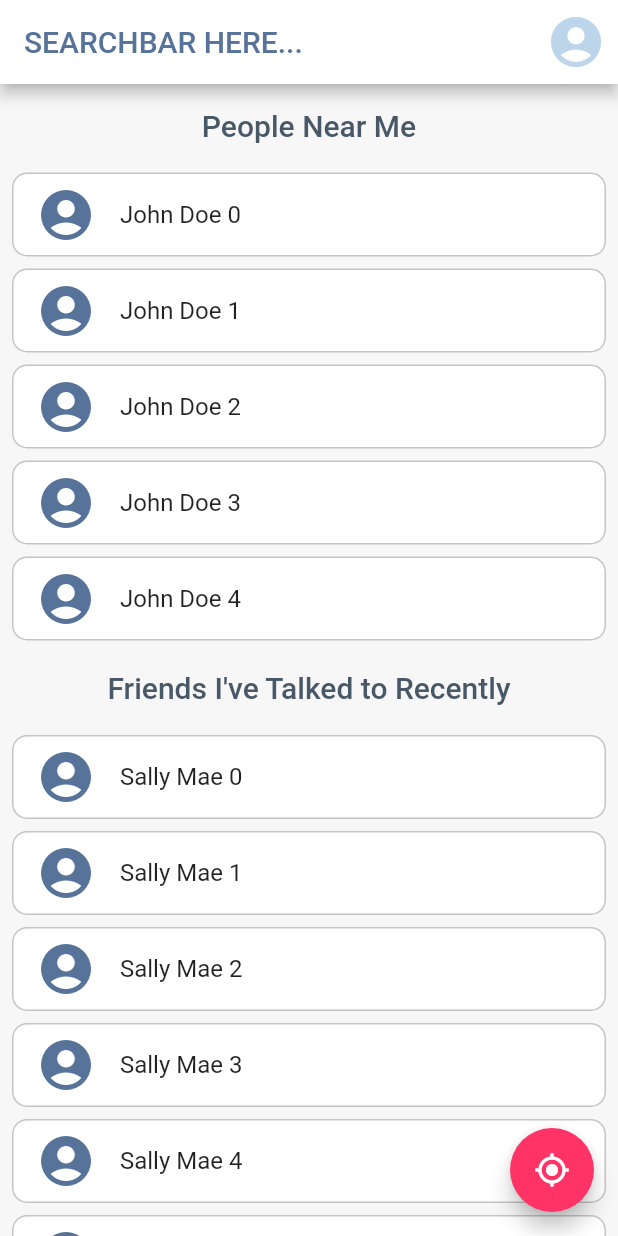
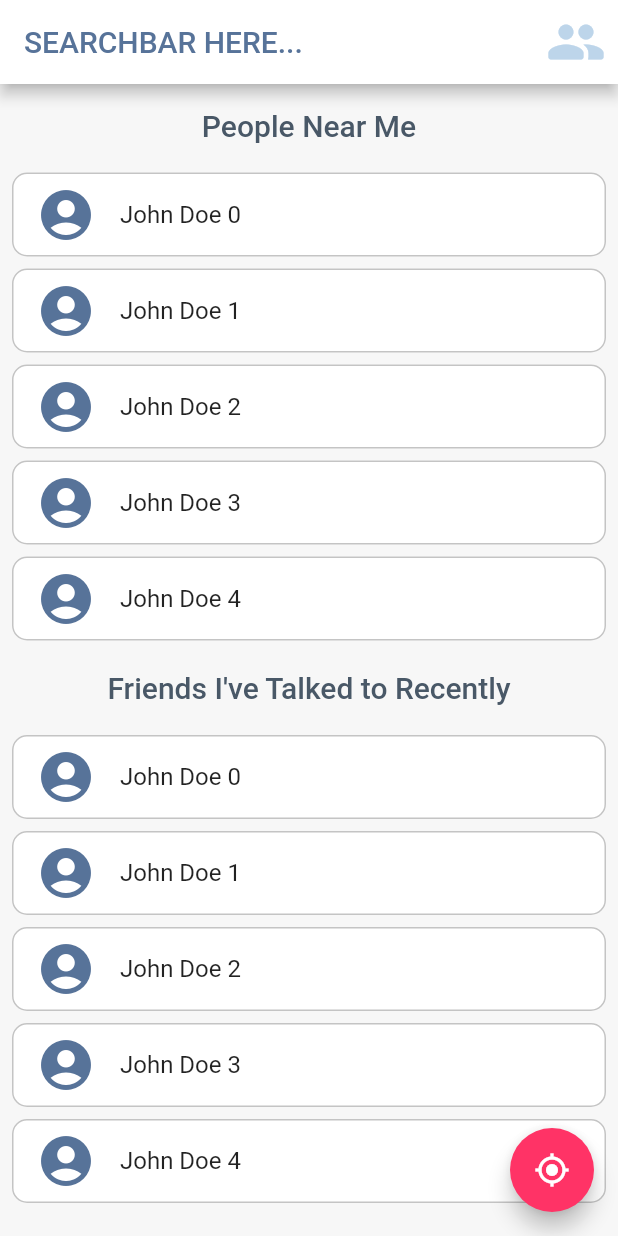
Before and after one commit to brighamband/irecognize, a Flutter app: the screen it shows after launch, on a phone screen of 412 x 824 dp. Run offline on Flutter 3.47's test engine with Material 2 defaults, Android fonts, the phone set to English and light mode, and no system bars.

Commit message:
Clean up person list and grid views

```diff
--- a/lib/components/navbar.dart
+++ b/lib/components/navbar.dart
@@ -1,6 +1,6 @@
 import 'package:flutter/material.dart';
-import 'package:irecognize/bio.dart';
-import 'package:irecognize/components/bio_sub_bar.dart';
+import 'package:irecognize/components/sub_navbar.dart';
+import 'package:irecognize/my_friends.dart';
 import 'package:irecognize/utils/constants.dart';
 import 'package:irecognize/utils/theme.dart';
 
@@ -9,12 +9,21 @@ class Navbar extends StatelessWidget implements PreferredSizeWidget {
     Key? key,
     this.onBioPage = false,
     this.onOwnBio = false,
+    this.currPage = '',
     this.name = '',
   }) : super(key: key);
 
   final bool onBioPage;
   final bool onOwnBio;
+  final String currPage;
   final String name;
+
+  bool shouldShowSubNavbar() {
+    if (currPage == PERSON_PAGE || currPage == MY_FRIENDS_PAGE) {
+      return true;
+    }
+    return false;
+  }
 
   @override
   Widget build(BuildContext context) {
@@ -26,31 +35,42 @@ class Navbar extends StatelessWidget implements PreferredSizeWidget {
             ? [
                 IconButton(
                   icon:
-                      Icon(Icons.account_circle, color: colorScheme.secondary),
+                      Icon(Icons.people_rounded, color: colorScheme.secondary),
                   iconSize: 40,
                   onPressed: () {
                     Navigator.push(
-                      context,
-                      MaterialPageRoute(
-                          builder: (context) =>
-                              BioPage(onOwnBio: true, name: name)),
-                    );
+                        context,
+                        MaterialPageRoute(
+                            builder: (context) => const MyFriendsPage()));
                   },
                 )
               ]
             : null,
-        bottom: onBioPage ? BioSubBar(name: name, onOwnBio: onOwnBio) : null);
+        bottom: shouldShowSubNavbar()
+            ? SubNavbar(currPage: currPage, name: name)
+            : null);
   }
 
   @override
   Size get preferredSize {
-    if (onBioPage) {
-      if (!onOwnBio) {
-        return const Size.fromHeight(
-            kToolbarHeight + BIO_BAR_HEIGHT + MUTUAL_BAR_HEIGHT);
-      }
+    if (currPage == PERSON_PAGE) {
+      return const Size.fromHeight(
+          kToolbarHeight + BIO_BAR_HEIGHT + MUTUAL_BAR_HEIGHT);
+    } else if (currPage == MY_FRIENDS_PAGE) {
       return const Size.fromHeight(kToolbarHeight + BIO_BAR_HEIGHT);
     }
     return const Size.fromHeight(kToolbarHeight);
   }
+
+  // @override
+  // Size get preferredSize {
+  //   if (onBioPage) {
+  //     if (!onOwnBio) {
+  //       return const Size.fromHeight(
+  //           kToolbarHeight + BIO_BAR_HEIGHT + MUTUAL_BAR_HEIGHT);
+  //     }
+  //     return const Size.fromHeight(kToolbarHeight + BIO_BAR_HEIGHT);
+  //   }
+  //   return const Size.fromHeight(kToolbarHeight);
+  // }
 }
--- a/lib/components/person_card.dart
+++ /dev/null
@@ -1,42 +0,0 @@
-import 'package:flutter/material.dart';
-import 'package:irecognize/bio.dart';
-import 'package:irecognize/utils/theme.dart';
-
-class PersonCard extends StatefulWidget {
-  const PersonCard({
-    Key? key,
-    required this.name,
-  }) : super(key: key);
-
-  final String name;
-
-  @override
-  State<StatefulWidget> createState() => _PersonCardState();
-}
-
-class _PersonCardState extends State<PersonCard> {
-  void goToBioPage() {
-    Navigator.push(
-      context,
-      MaterialPageRoute(
-          builder: (context) => BioPage(onOwnBio: false, name: widget.name)),
-    );
-  }
-
-  @override
-  Widget build(BuildContext context) {
-    return Card(
-      child: ListTile(
-        leading:
-            Icon(Icons.account_circle, color: colorScheme.primary, size: 40),
-        title: Text(widget.name),
-        onTap: () => goToBioPage(),
-      ),
-      shape: RoundedRectangleBorder(
-          side: BorderSide(color: colorScheme.outline),
-          borderRadius: BorderRadius.circular(10)),
-      elevation: 0,
-      margin: const EdgeInsets.symmetric(vertical: 4.0, horizontal: 8.0),
-    );
-  }
-}
--- /dev/null
+++ b/lib/components/person_list.dart
@@ -0,0 +1,40 @@
+import 'package:flutter/material.dart';
+import 'package:irecognize/person.dart';
+import 'package:irecognize/utils/theme.dart';
+
+class PersonList extends StatelessWidget {
+  const PersonList({
+    Key? key,
+  }) : super(key: key);
+
+  Widget getPicWithNameCard(BuildContext context, String name) {
+    return Card(
+      child: ListTile(
+          leading:
+              Icon(Icons.account_circle, color: colorScheme.primary, size: 40),
+          title: Text(name),
+          onTap: () => {
+                Navigator.push(
+                    context,
+                    MaterialPageRoute(
+                        builder: (context) => PersonPage(name: name)))
+              }),
+      shape: RoundedRectangleBorder(
+          side: BorderSide(color: colorScheme.outline),
+          borderRadius: BorderRadius.circular(10)),
+      elevation: 0,
+      margin: const EdgeInsets.symmetric(vertical: 4.0, horizontal: 8.0),
+    );
+  }
+
+  @override
+  Widget build(BuildContext context) {
+    return ListView.builder(
+        physics: const NeverScrollableScrollPhysics(),
+        shrinkWrap: true,
+        itemCount: 5,
+        itemBuilder: (BuildContext context, int index) {
+          return getPicWithNameCard(context, "John Doe $index");
+        });
+  }
+}
--- a/lib/home.dart
+++ b/lib/home.dart
@@ -1,37 +1,12 @@
 import 'package:flutter/material.dart';
-import 'package:flutter/services.dart';
-import 'package:irecognize/bio.dart';
 import 'package:irecognize/components/navbar.dart';
 import 'package:irecognize/gyro.dart';
-import 'package:irecognize/components/person_card.dart';
-import 'package:irecognize/models/person.dart';
+import 'package:irecognize/components/person_list.dart';
 import 'package:irecognize/utils/constants.dart';
 import 'package:irecognize/utils/theme.dart';
 
-// import this to be able to call json.decode()
-import 'dart:convert';
-
-// import this to easily send HTTP request
-import 'package:http/http.dart' as http;
-
-class HomePage extends StatefulWidget {
+class HomePage extends StatelessWidget {
   const HomePage({Key? key}) : super(key: key);
-
-  @override
-  State<HomePage> createState() => _HomePageState();
-}
-
-class _HomePageState extends State<HomePage> {
-  List _people = [];
-
-  // Fetch content from the json file
-  Future<void> readJson() async {
-    final String response = await rootBundle.loadString('assets/sample.json');
-    final data = await json.decode(response);
-    setState(() {
-      _people = data["users"];
-    });
-  }
 
   @override
   Widget build(BuildContext context) {
@@ -51,13 +26,7 @@ class _HomePageState extends State<HomePage> {
                         .textTheme
                         .headline6
                         ?.copyWith(color: colorScheme.onBackground))),
-            ListView.builder(
-                physics: const NeverScrollableScrollPhysics(),
-                shrinkWrap: true,
-                itemCount: 5,
-                itemBuilder: (BuildContext context, int index) {
-                  return PersonCard(name: "John Doe $index");
-                }),
+            const PersonList(),
             Padding(
                 padding: const EdgeInsets.all(16.0),
                 child: Text("Friends I've Talked to Recently",
@@ -65,14 +34,7 @@ class _HomePageState extends State<HomePage> {
                         .textTheme
                         .headline6
                         ?.copyWith(color: colorScheme.onBackground))),
-            ListView.builder(
-                physics: const NeverScrollableScrollPhysics(),
-                shrinkWrap: true,
-                itemCount: 7,
-                itemBuilder: (BuildContext context, int index) {
-                  return PersonCard(name: "Sally Mae $index");
-                  // return PersonCard(name: _people[index]["name"]);
-                }),
+            const PersonList(),
           ])),
       floatingActionButton: FloatingActionButton(
         onPressed: () {
@@ -82,8 +44,8 @@ class _HomePageState extends State<HomePage> {
           );
         },
         tooltip: 'Gyroscope',
-        // child: const Icon(Icons.explore),
         child: const Icon(Icons.my_location),
+        // Icon(Icons.explore)
         backgroundColor: colorScheme.tertiary,
       ),
     );
--- a/lib/utils/constants.dart
+++ b/lib/utils/constants.dart
@@ -7,5 +7,8 @@ const String APP_NAME = 'iRecognize';
 const double BIO_BAR_HEIGHT = 1.9 * kToolbarHeight;
 const double MUTUAL_BAR_HEIGHT = 1.3 * kToolbarHeight;
 
+const String MY_FRIENDS_PAGE = 'myFriends';
+const String PERSON_PAGE = 'person';
+
 // TEMPORARY HARD-CODED DATA
 const String CURRENT_USER_NAME = 'Brad Pitt';
```
Also changed, not shown: lib/bio.dart (deleted, +0 -43 lines), lib/components/person_grid.dart (added, +50 -0 lines), lib/components/sub_navbar.dart (renamed from lib/components/bio_sub_bar.dart, +9 -6 lines), lib/models/person.dart (deleted, +0 -11 lines), lib/my_friends.dart (added, +45 -0 lines), lib/person.dart (added, +39 -0 lines), 1 other file.
